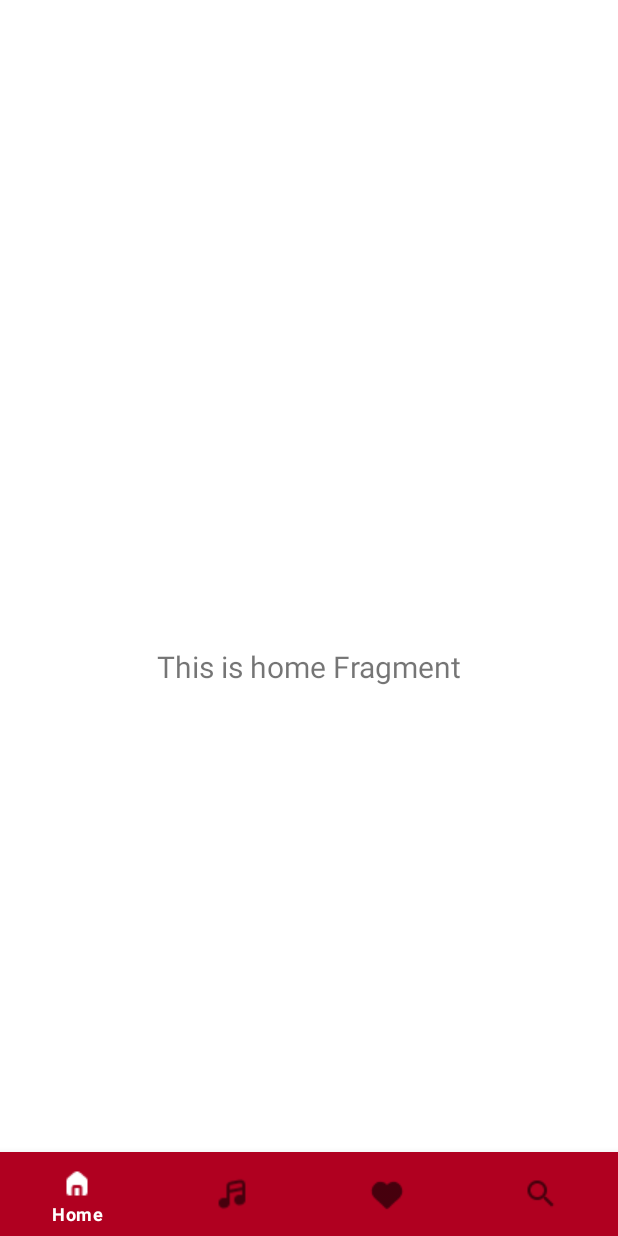
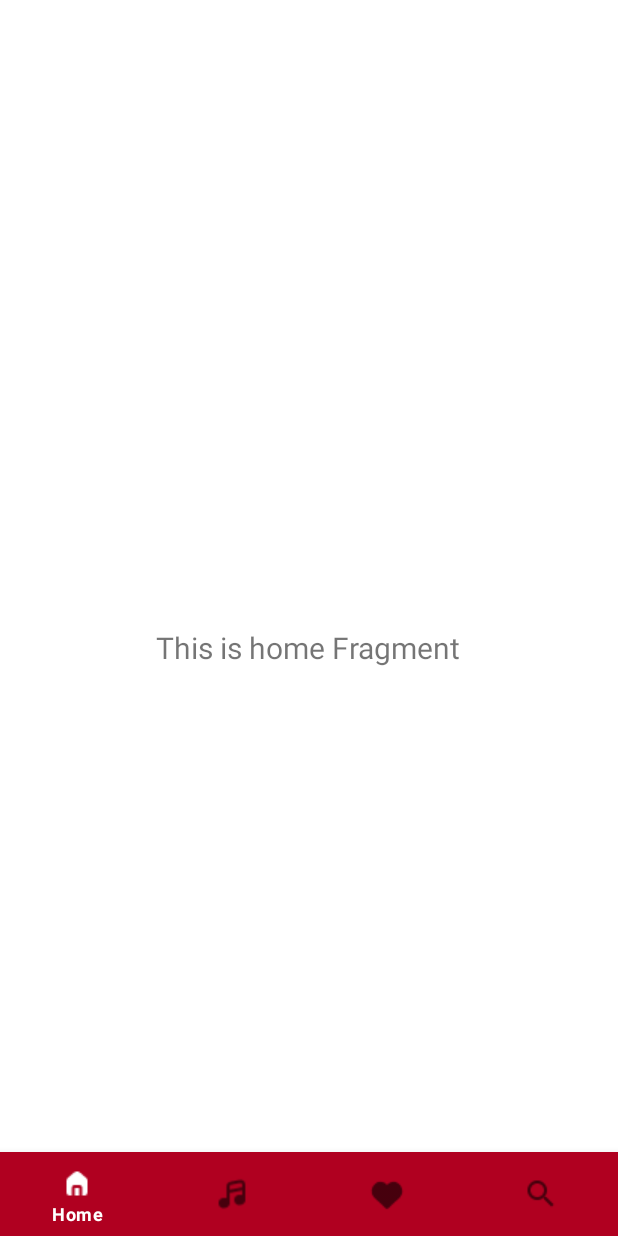
Before and after one commit to KimRandgaard/esperanto, an Android app: the screen it shows after launch (MainActivity), on a phone screen of 412 x 824 dp. Run offline under Robolectric (Android 15) with nearby library versions, the phone set to English and light mode, and no system bars; our stand-ins replace navigation-ui.

Commit message:
minor change main frag

```diff
--- a/app/src/main/res/layout/activity_main.xml
+++ b/app/src/main/res/layout/activity_main.xml
@@ -1,6 +1,7 @@
 <?xml version="1.0" encoding="utf-8"?>
 <androidx.constraintlayout.widget.ConstraintLayout xmlns:android="http://schemas.android.com/apk/res/android"
     xmlns:app="http://schemas.android.com/apk/res-auto"
+    xmlns:tools="http://schemas.android.com/tools"
     android:id="@+id/container"
     android:layout_width="match_parent"
     android:layout_height="match_parent"
@@ -23,15 +24,15 @@
     <fragment
         android:id="@+id/nav_host_fragment_activity_main"
         android:name="androidx.navigation.fragment.NavHostFragment"
-        android:layout_width="match_parent"
-        android:layout_height="match_parent"
+        android:layout_width="411dp"
+        android:layout_height="679dp"
         app:defaultNavHost="true"
         app:layout_constraintBottom_toTopOf="@id/nav_view"
         app:layout_constraintHorizontal_bias="0.0"
         app:layout_constraintLeft_toLeftOf="parent"
         app:layout_constraintRight_toRightOf="parent"
         app:layout_constraintTop_toTopOf="parent"
-        app:layout_constraintVertical_bias="0.0"
+        app:layout_constraintVertical_bias="0.982"
         app:navGraph="@navigation/mobile_navigation" />
 
 </androidx.constraintlayout.widget.ConstraintLayout>
```
